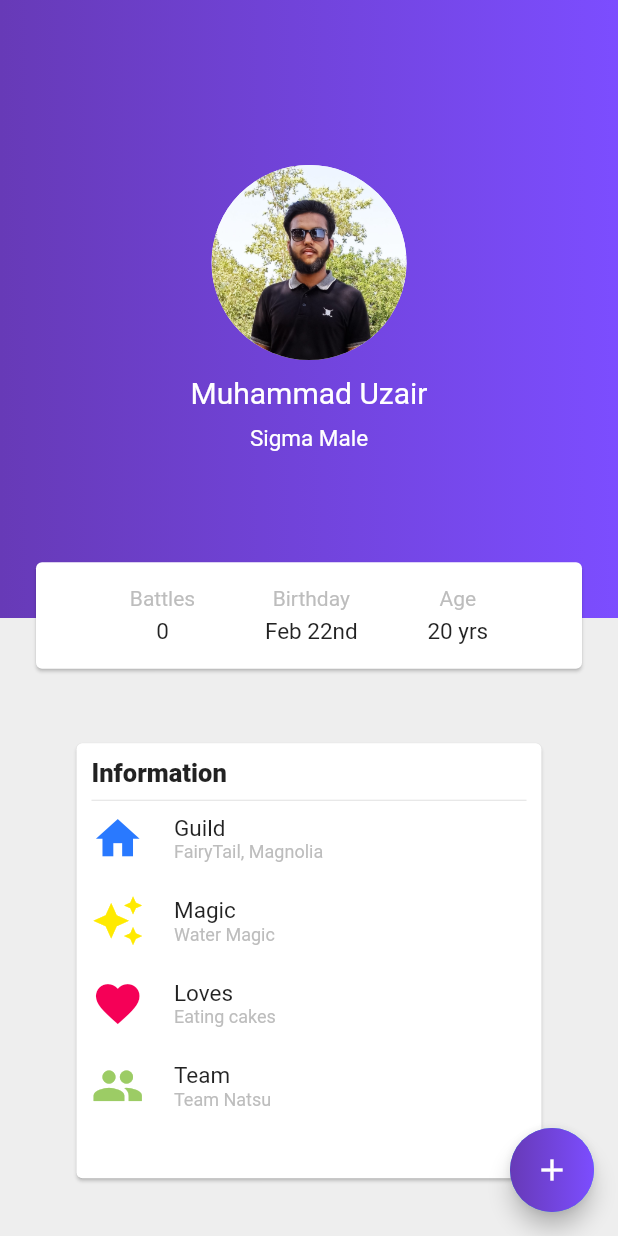
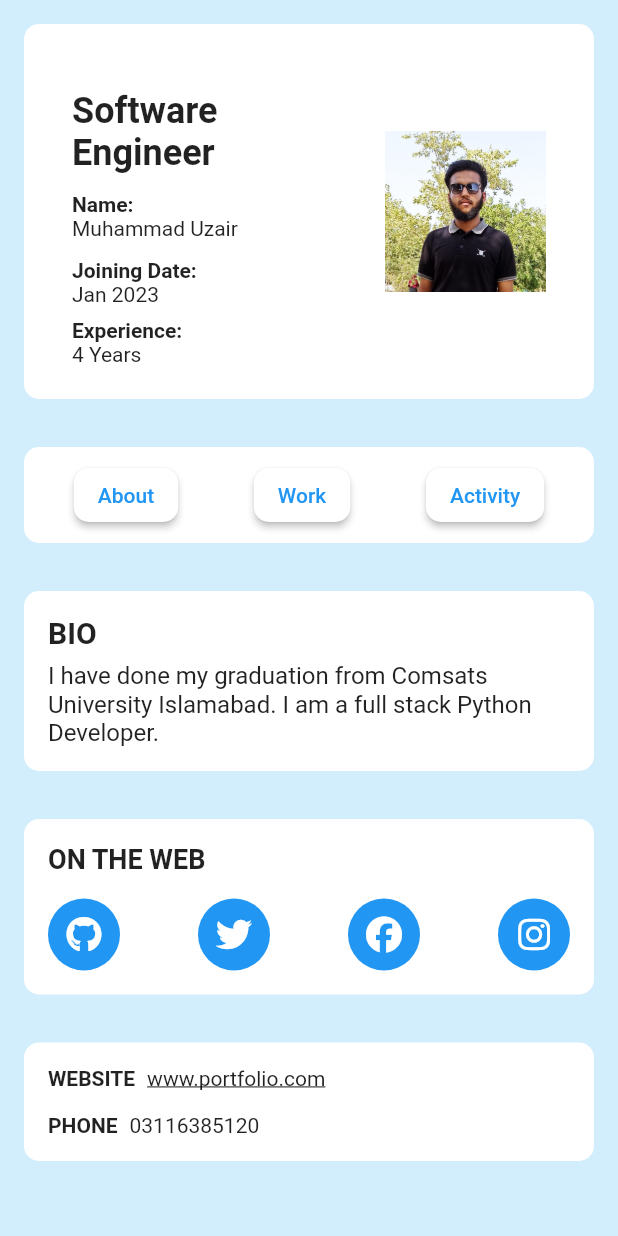
Before and after one commit to muhammaduzairrazaq/profileFlutter, a Flutter app: the screen it shows after launch, on a phone screen of 412 x 824 dp. Run offline on Flutter 3.47's test engine with Material 2 defaults, Android fonts, the phone set to English and light mode, and no system bars; our stand-ins replace font_awesome_flutter; Roboto replaces fonts that are missing (Poppins).

Commit message:
completed first page

```diff
--- a/lib/main.dart
+++ b/lib/main.dart
@@ -1,10 +1,10 @@
-//import 'dart:html';
-
 import 'package:flutter/material.dart';
+import 'package:font_awesome_flutter/font_awesome_flutter.dart';
 
 
 void main() {
   runApp(MaterialApp(
+    debugShowCheckedModeBanner: false,
     home: Profile(),
     theme: ThemeData(fontFamily: 'Poppins'),
   ));
@@ -16,272 +16,306 @@ class Profile extends StatefulWidget {
 }
 
 class _ProfileState extends State<Profile> {
+  Color ButtonColor1 = Colors.white;
+  Color ButtonColor2 = Colors.white;
+  Color ButtonColor3 = Colors.white;
 
-  int counter = 0;
+  Color TextColor1 = Colors.blue;
+  Color TextColor2 = Colors.blue;
+  Color TextColor3 = Colors.blue;
+
+  Color myCustomColor = Color.fromRGBO(210, 237, 252, 1.0);
+
+  void changeButtonColor(int p) {
+    setState(() {
+      if (p == 1) {
+        ButtonColor1 = Colors.blue;
+        TextColor1 = Colors.white;
+
+        ButtonColor2 = ButtonColor3 = Colors.white;
+        TextColor2 = TextColor3 = Colors.blue;
+      } else if (p == 2) {
+        ButtonColor2 = Colors.blue;
+        TextColor2 = Colors.white;
+
+        ButtonColor1 = ButtonColor3 = Colors.white;
+        TextColor1 = TextColor3 = Colors.blue;
+      } else {
+        ButtonColor3 = Colors.blue;
+        TextColor3 = Colors.white;
+
+        ButtonColor2 = ButtonColor1 = Colors.white;
+        TextColor2 = TextColor1 = Colors.blue;
+      }
+    });
+  }
+
   @override
   Widget build(BuildContext context) {
     return Scaffold(
-      floatingActionButton: FloatingActionButton(
-        onPressed: (){
-          setState(() {
-            counter = counter + 1;
-          });
-        },
+      backgroundColor: myCustomColor,
+      body: Column(
+        children: [
+          Container(
+            height: 250.0,
+            margin: EdgeInsets.all(16.0),
+            padding: EdgeInsets.all(16.0),
+            width: double.infinity,
+            decoration: BoxDecoration(
+              color: Colors.white,
+              borderRadius: BorderRadius.circular(10.0),
+            ),
+            child: Row(
+              children: [
+                Expanded(
+                  flex: 3,
                   child: Container(
-          width: 60,
-          height: 60,
-          child: Icon(
-            Icons.add
+                    margin: EdgeInsets.all(8.0),
+                    padding: EdgeInsets.all(8.0),
+                    decoration: BoxDecoration(
+                      borderRadius: BorderRadius.circular(10.0),
                     ),
-          decoration: BoxDecoration(
-              shape: BoxShape.circle,
-              gradient: LinearGradient(
-                colors: [Colors.deepPurple,Colors.deepPurpleAccent],)),
+                    child: Column(
+                      crossAxisAlignment: CrossAxisAlignment.start,
+                      children: [
+                        SizedBox(height: 12.0),
+                        Text(
+                          'Software Engineer',
+                          style: TextStyle(
+                            fontSize: 24.0,
+                            fontWeight: FontWeight.bold,
                           ),
                         ),
-      body: Stack(
-        children: [
-          Column(
-            children: [
-              Expanded(
-                flex:5,
-                child:Container(
-                  width: double.infinity,
-                  decoration: BoxDecoration(
-                    gradient: LinearGradient(
-                      colors: [Colors.deepPurple,Colors.deepPurpleAccent],
+                        SizedBox(height: 12.0),
+                        Text(
+                          'Name:',
+                          style: TextStyle(fontWeight: FontWeight.bold),
                         ),
+                        Text('Muhammad Uzair'),
+                        SizedBox(height: 12.0),
+                        Text(
+                          'Joining Date:',
+                          style: TextStyle(fontWeight: FontWeight.bold),
                         ),
-                  child: Column(
-                    children: [
-                      SizedBox(height: 110.0,),
-                      CircleAvatar(
-                        radius: 65.0,
-                        backgroundImage: AssetImage('assets/pic.jpeg'),
-                        backgroundColor: Colors.white,
+                        Text('Jan 2023'),
+                        SizedBox(height: 8.0),
+                        Text(
+                          'Experience:',
+                          style: TextStyle(fontWeight: FontWeight.bold),
                         ),
-                      SizedBox(height: 10.0,),
-                      Text('Muhammad Uzair',
-                      style: TextStyle(
-                        color:Colors.white,
-                        fontSize: 20.0,
-                      )),
-                      SizedBox(height: 10.0,),
-                      Text('Sigma Male',
-                      style: TextStyle(
-                        color:Colors.white,
-                        fontSize: 15.0,
-                      ),)
-                  ]
+                        Text('4 Years'),
+                        SizedBox(height: 8.0),
+                      ],
                     ),
                   ),
                 ),
-
                 Expanded(
-                flex:5,
+                  flex: 2,
                   child: Container(
-                  color: Colors.grey[200],
-                  child: Center(
-                      child:Card(
-                          margin: EdgeInsets.fromLTRB(0.0, 45.0, 0.0, 0.0),
-                        child: Container(
-                          width: 310.0,
-                          height:290.0,
-                          child: Padding(
-                            padding: EdgeInsets.all(10.0),
+                    margin: EdgeInsets.all(8.0),
+                    padding: EdgeInsets.all(8.0),
+                    decoration: BoxDecoration(
+                      borderRadius: BorderRadius.circular(10.0),
+                    ),
+                    child: Image.asset(
+                      'assets/pic.jpeg',
+                      fit: BoxFit.cover,
+                    ),
+                  ),
+                ),
+              ],
+            ),
+          ),
+          Container(
+            margin: EdgeInsets.all(16.0),
+            padding: EdgeInsets.all(8.0),
+            decoration: BoxDecoration(
+              color: Colors.white,
+              borderRadius: BorderRadius.circular(10.0),
+            ),
+            child: Row(
+              mainAxisAlignment: MainAxisAlignment.spaceAround,
+              children: [
+                ElevatedButton(
+                  onPressed: () => changeButtonColor(1),
+                  child: Text(
+                    'About',
+                    style: TextStyle(color: TextColor1),
+                  ),
+                  style: ElevatedButton.styleFrom(
+                    backgroundColor: ButtonColor1,
+                    shape: RoundedRectangleBorder(
+                      borderRadius: BorderRadius.circular(10.0),
+                    ),
+                  ),
+                ),
+                ElevatedButton(
+                  onPressed: () => changeButtonColor(2),
+                  child: Text(
+                    'Work',
+                    style: TextStyle(color: TextColor2),
+                  ),
+                  style: ElevatedButton.styleFrom(
+                    backgroundColor: ButtonColor2,
+                    shape: RoundedRectangleBorder(
+                      borderRadius: BorderRadius.circular(10.0),
+                    ),
+                  ),
+                ),
+                ElevatedButton(
+                  onPressed: () => changeButtonColor(3),
+                  child: Text(
+                    'Activity',
+                    style: TextStyle(color: TextColor3),
+                  ),
+                  style: ElevatedButton.styleFrom(
+                    backgroundColor: ButtonColor3,
+                    shape: RoundedRectangleBorder(
+                      borderRadius: BorderRadius.circular(10.0),
+                    ),
+                  ),
+                ),
+              ],
+            ),
+          ),
+          Container(
+            margin: EdgeInsets.all(16.0),
+            padding: EdgeInsets.all(16.0),
+            width: double.infinity,
+            decoration: BoxDecoration(
+              color: Colors.white,
+              borderRadius: BorderRadius.circular(10.0),
+            ),
             child: Column(
               crossAxisAlignment: CrossAxisAlignment.start,
               children: [
-                                Text("Information",
+                Text(
+                  'BIO',
                   style: TextStyle(
-                                  fontSize: 17.0,
-                                  fontWeight: FontWeight.w800,
-                                ),),
-                                Divider(color: Colors.grey[300],),
-                                Row(
-                                  mainAxisAlignment: MainAxisAlignment.start,
-                                  children: [
-                                    Icon(
-                                      Icons.home,
-                                      color: Colors.blueAccent[400],
-                                      size: 35,
+                    fontSize: 20.0,
+                    fontWeight: FontWeight.bold,
                   ),
-                                    SizedBox(width: 20.0,),
-                                    Column(
+                ),
+                SizedBox(height: 8.0),
+                Text(
+                  'I have done my graduation from Comsats University Islamabad. I am a full stack Python Developer.',
+                  style: TextStyle(
+                    fontSize: 16.0,
+                  ),
+                ),
+              ],
+            ),
+          ),
+          Container(
+  margin: EdgeInsets.all(16.0),
+  padding: EdgeInsets.all(16.0),
+  decoration: BoxDecoration(
+    color: Colors.white,
+    borderRadius: BorderRadius.circular(10.0),
+  ),
+  child: Column(
     crossAxisAlignment: CrossAxisAlignment.start,
     children: [
-                                        Text("Guild",
+      Text(
+        'ON THE WEB',
         style: TextStyle(
-                                            fontSize: 15.0,
-                                          ),),
-                                        Text("FairyTail, Magnolia",
-                                          style: TextStyle(
-                                            fontSize: 12.0,
-                                            color: Colors.grey[400],
-                                          ),)
-                                      ],
-                                    )
+          fontSize: 18.0,
+          fontWeight: FontWeight.bold,
+        ),
+      ),
+      SizedBox(height: 16.0),
 
+      Row(
+        mainAxisAlignment: MainAxisAlignment.spaceBetween,
+        children: [
+          CircleAvatar(
+            backgroundColor: Colors.blue,
+            radius: 24.0,
+            child: Icon(
+              FontAwesomeIcons.github,
+              color: Colors.white,
+            ),
+          ),
+          CircleAvatar(
+            backgroundColor: Colors.blue,
+            radius: 24.0,
+            child: Icon(
+              FontAwesomeIcons.twitter,
+              color: Colors.white,
+            ),
+          ),
+          CircleAvatar(
+            backgroundColor: Colors.blue,
+            radius: 24.0,
+            child: Icon(
+              FontAwesomeIcons.facebook,
+              color: Colors.white,
+            ),
+          ),
+          CircleAvatar(
+            backgroundColor: Colors.blue,
+            radius: 24.0,
+            child: Icon(
+              FontAwesomeIcons.instagram,
+              color: Colors.white,
+            ),
+          ),
         ],
       ),
-                                SizedBox(height: 20.0,),
-                                Row(
-                                  mainAxisAlignment: MainAxisAlignment.start,
-                                  children: [
-                                    Icon(
-                                      Icons.auto_awesome,
-                                      color: Colors.yellowAccent[400],
-                                      size: 35,
+    ],
   ),
-                                    SizedBox(width: 20.0,),
-                                    Column(
+),
+Container(
+  margin: EdgeInsets.all(16.0),
+  padding: EdgeInsets.all(16.0),
+  decoration: BoxDecoration(
+    color: Colors.white,
+    borderRadius: BorderRadius.circular(10.0),
+  ),
+  child: Column(
     crossAxisAlignment: CrossAxisAlignment.start,
     children: [
-                                        Text("Magic",
+      Row(
+        children: [
+          Text(
+            'WEBSITE',
             style: TextStyle(
-                                            fontSize: 15.0,
-                                          ),),
-                                        Text("Water Magic",
+              fontWeight: FontWeight.bold,
+            ),
+          ),
+          SizedBox(width: 8.0),
+          Text(
+            'www.portfolio.com',
             style: TextStyle(
-                                            fontSize: 12.0,
-                                            color: Colors.grey[400],
-                                          ),)
-                                      ],
-                                    )
 
+              decoration: TextDecoration.underline,
+            ),
+          ),
         ],
       ),
-                                SizedBox(height: 20.0,),
+      SizedBox(height: 15.0),
       Row(
-                                  mainAxisAlignment: MainAxisAlignment.start,
         children: [
-                                    Icon(
-                                      Icons.favorite,
-                                      color: Colors.pinkAccent[400],
-                                      size: 35,
+          Text(
+            'PHONE',
+            style: TextStyle(
+              fontWeight: FontWeight.bold,
             ),
-                                    SizedBox(width: 20.0,),
-                                    Column(
-                                      crossAxisAlignment: CrossAxisAlignment.start,
-                                      children: [
-                                        Text("Loves",
-                                          style: TextStyle(
-                                            fontSize: 15.0,
-                                          ),),
-                                        Text("Eating cakes",
-                                          style: TextStyle(
-                                            fontSize: 12.0,
-                                            color: Colors.grey[400],
-                                          ),)
-                                      ],
-                                    )
-
-                                  ],
           ),
-                                SizedBox(height: 20.0,),
-                                Row(
-                                  mainAxisAlignment: MainAxisAlignment.start,
-                                  children: [
-                                    Icon(
-                                      Icons.people,
-                                      color: Colors.lightGreen[400],
-                                      size: 35,
+          SizedBox(width: 8.0),
+          Text(
+            '03116385120',
           ),
-                                    SizedBox(width: 20.0,),
-                                    Column(
-                                      crossAxisAlignment: CrossAxisAlignment.start,
-                                      children: [
-                                        Text("Team",
-                                          style: TextStyle(
-                                            fontSize: 15.0,
-                                          ),),
-                                        Text("Team Natsu",
-                                          style: TextStyle(
-                                            fontSize: 12.0,
-                                            color: Colors.grey[400],
-                                          ),)
-                                      ],
-                                    )
-
         ],
       ),
     ],
   ),
 )
-                        )
-                      )
-                    ),
-                  ),
-              ),
+
+
+
 
         ],
-          ),
-          Positioned(
-              top:MediaQuery.of(context).size.height*0.45,
-              left: 20.0,
-              right: 20.0,
-              child: Card(
-                child: Padding(
-                  padding:EdgeInsets.all(16.0),
-                  child: Row(
-                    mainAxisAlignment: MainAxisAlignment.spaceEvenly,
-                    children: [
-                      Container(
-                        child:Column(
-                          children: [
-                            Text('Battles',
-                            style: TextStyle(
-                              color: Colors.grey[400],
-                              fontSize: 14.0
-                            ),),
-                            SizedBox(height: 5.0,),
-                            Text("$counter",
-                            style: TextStyle(
-                              fontSize: 15.0,
-                            ),)
-                          ],
-                        )
-                      ),
-
-                      Container(
-                        child: Column(
-                        children: [
-                          Text('Birthday',
-                            style: TextStyle(
-                                color: Colors.grey[400],
-                                fontSize: 14.0
-                            ),),
-                          SizedBox(height: 5.0,),
-                          Text('Feb 22nd',
-                            style: TextStyle(
-                              fontSize: 15.0,
-                            ),)
-                        ]),
-                      ),
-
-                      Container(
-                          child:Column(
-                            children: [
-                              Text('Age',
-                                style: TextStyle(
-                                    color: Colors.grey[400],
-                                    fontSize: 14.0
-                                ),),
-                              SizedBox(height: 5.0,),
-                              Text('20 yrs',
-                                style: TextStyle(
-                                  fontSize: 15.0,
-                                ),)
-                            ],
-                          )
-                      ),
-                    ],
-                  ),
-                )
-              )
-          )
-        ],
-
       ),
     );
   }
--- a/pubspec.yaml
+++ b/pubspec.yaml
@@ -30,6 +30,8 @@ environment:
 dependencies:
   flutter:
     sdk: flutter
+
+  font_awesome_flutter: ^10.5.0
 
 
   # The following adds the Cupertino Icons font to your application.
```
Also changed, not shown: pubspec.lock, 1 other file. Lines whose indentation alone changed are shown as unchanged.
